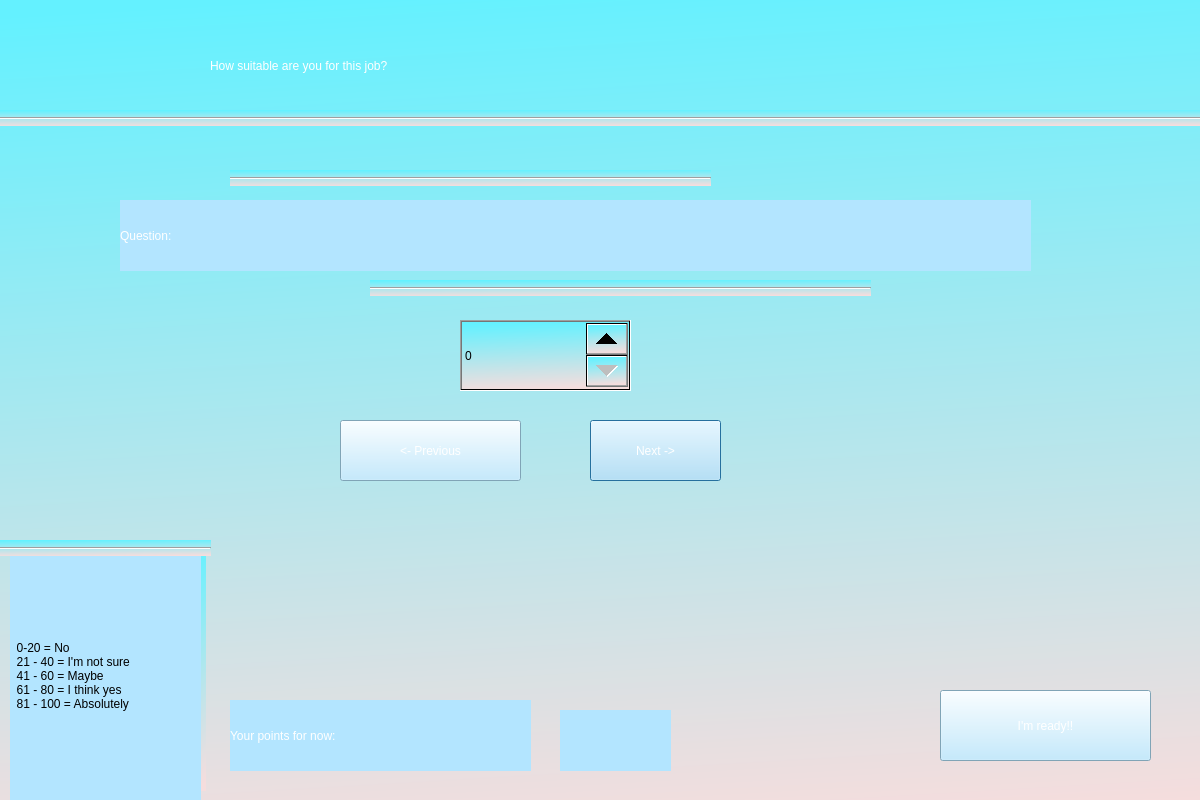
Old version of the form Skriptovi/Questions.ui in the repository xcWhy/QiuzJob.
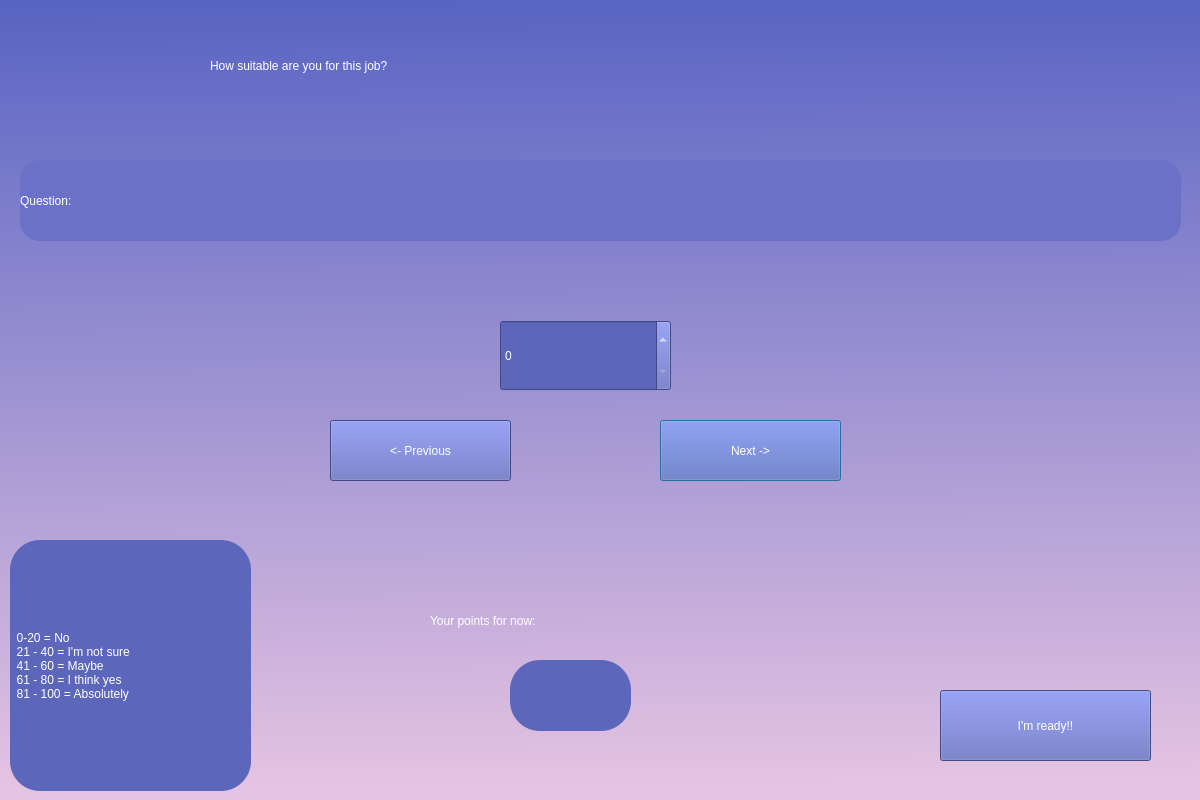
New version of the form.

What changed in the file:
```diff
--- a/Skriptovi/Questions.ui
+++ b/Skriptovi/Questions.ui
@@ -23,21 +23,8 @@
     </rect>
    </property>
    <property name="styleSheet">
-    <string notr="true">background-color: qlineargradient(spread:pad, x1:0.426, y1:0.00568182, x2:0.517, y2:1, stop:0 rgba(100, 241, 255, 255), stop:1 rgba(245, 221, 221, 255));</string>
+    <string notr="true">background-color: qlineargradient(spread:pad, x1:0.59, y1:0, x2:0.602273, y2:1, stop:0 rgba(85, 98, 194, 255), stop:0.943182 rgba(229, 195, 226, 255));</string>
    </property>
-   <widget class="Line" name="line_2">
-    <property name="geometry">
-     <rect>
-      <x>-10</x>
-      <y>130</y>
-      <width>1301</width>
-      <height>16</height>
-     </rect>
-    </property>
-    <property name="orientation">
-     <enum>Qt::Horizontal</enum>
-    </property>
-   </widget>
    <widget class="QLabel" name="label">
     <property name="geometry">
      <rect>
@@ -59,60 +46,37 @@
    <widget class="QPushButton" name="nextquestion">
     <property name="geometry">
      <rect>
-      <x>620</x>
+      <x>690</x>
       <y>440</y>
-      <width>131</width>
+      <width>181</width>
       <height>61</height>
      </rect>
     </property>
     <property name="styleSheet">
-     <string notr="true">font: 24pt &quot;MS Shell Dlg 2&quot;;
-color: rgb(255, 255, 255);
-background-color: rgb(179, 229, 255);</string>
+     <string notr="true">background-color: rgb(92, 102, 186);
+font: 24pt &quot;MS Shell Dlg 2&quot;;
+border-color: rgb(51, 58, 51);
+color: rgb(255, 255, 255);</string>
     </property>
     <property name="text">
      <string>Next -&gt;</string>
     </property>
    </widget>
-   <widget class="Line" name="line">
-    <property name="geometry">
-     <rect>
-      <x>260</x>
-      <y>190</y>
-      <width>481</width>
-      <height>16</height>
-     </rect>
-    </property>
-    <property name="orientation">
-     <enum>Qt::Horizontal</enum>
-    </property>
-   </widget>
-   <widget class="Line" name="line_3">
-    <property name="geometry">
-     <rect>
-      <x>400</x>
-      <y>300</y>
-      <width>501</width>
-      <height>16</height>
-     </rect>
-    </property>
-    <property name="orientation">
-     <enum>Qt::Horizontal</enum>
-    </property>
-   </widget>
    <widget class="QLabel" name="questions_label">
     <property name="geometry">
      <rect>
-      <x>150</x>
-      <y>220</y>
-      <width>911</width>
-      <height>71</height>
+      <x>50</x>
+      <y>180</y>
+      <width>1161</width>
+      <height>81</height>
      </rect>
     </property>
     <property name="styleSheet">
      <string notr="true">font: 24pt &quot;MS Shell Dlg 2&quot;;
+
 color: rgb(255, 255, 255);
-background-color: rgb(179, 229, 255);</string>
+background-color: rgb(107, 113, 199);
+  border-radius: 20px;</string>
     </property>
     <property name="text">
      <string>Question:</string>
@@ -121,29 +85,34 @@
    <widget class="QSpinBox" name="points">
     <property name="geometry">
      <rect>
-      <x>490</x>
+      <x>530</x>
       <y>340</y>
       <width>171</width>
       <height>71</height>
      </rect>
     </property>
     <property name="styleSheet">
-     <string notr="true">font: 20pt &quot;MS Shell Dlg 2&quot;;</string>
+     <string notr="true">background-color: rgb(92, 102, 186);
+font: 24pt &quot;MS Shell Dlg 2&quot;;
+border-color: rgb(51, 58, 51);
+color: rgb(255, 255, 255);</string>
     </property>
    </widget>
    <widget class="QLabel" name="label_2">
     <property name="geometry">
      <rect>
       <x>40</x>
-      <y>570</y>
-      <width>191</width>
+      <y>560</y>
+      <width>241</width>
       <height>251</height>
      </rect>
     </property>
     <property name="styleSheet">
-     <string notr="true">font: 12pt &quot;MS Shell Dlg 2&quot;;
+     <string notr="true">font: 16pt &quot;MS Shell Dlg 2&quot;;
 border-color: rgb(0, 0, 0);
-background-color: rgb(179, 229, 255);</string>
+background-color: rgb(92, 102, 186);
+color: rgb(255, 255, 255);
+  border-radius: 30px;</string>
     </property>
     <property name="text">
      <string>  0-20 = No
@@ -153,32 +122,6 @@
   81 - 100 = Absolutely</string>
     </property>
    </widget>
-   <widget class="Line" name="line_4">
-    <property name="geometry">
-     <rect>
-      <x>30</x>
-      <y>560</y>
-      <width>211</width>
-      <height>16</height>
-     </rect>
-    </property>
-    <property name="orientation">
-     <enum>Qt::Horizontal</enum>
-    </property>
-   </widget>
-   <widget class="Line" name="line_5">
-    <property name="geometry">
-     <rect>
-      <x>220</x>
-      <y>570</y>
-      <width>16</width>
-      <height>241</height>
-     </rect>
-    </property>
-    <property name="orientation">
-     <enum>Qt::Vertical</enum>
-    </property>
-   </widget>
    <widget class="QPushButton" name="done_btn">
     <property name="geometry">
      <rect>
@@ -191,7 +134,8 @@
     <property name="styleSheet">
      <string notr="true">font: 24pt &quot;MS Shell Dlg 2&quot;;
 color: rgb(255, 255, 255);
-background-color: rgb(179, 229, 255);</string>
+
+background-color: rgb(92, 102, 186);</string>
     </property>
     <property name="text">
      <string>I'm ready!!</string>
@@ -200,16 +144,17 @@
    <widget class="QLabel" name="label_3">
     <property name="geometry">
      <rect>
-      <x>260</x>
-      <y>720</y>
+      <x>460</x>
+      <y>600</y>
       <width>301</width>
-      <height>71</height>
+      <height>81</height>
      </rect>
     </property>
     <property name="styleSheet">
      <string notr="true">font: 24pt &quot;MS Shell Dlg 2&quot;;
+background-color: qlineargradient(spread:pad, x1:0, y1:0, x2:1, y2:0, stop:0 rgba(0, 0, 0, 0), stop:1 rgba(255, 255, 255, 0));
 color: rgb(255, 255, 255);
-background-color: rgb(179, 229, 255);</string>
+</string>
     </property>
     <property name="text">
      <string>Your points for now:</string>
@@ -218,16 +163,17 @@
    <widget class="QLabel" name="points_show">
     <property name="geometry">
      <rect>
-      <x>590</x>
-      <y>730</y>
-      <width>111</width>
-      <height>61</height>
+      <x>540</x>
+      <y>680</y>
+      <width>121</width>
+      <height>71</height>
      </rect>
     </property>
     <property name="styleSheet">
      <string notr="true">font: 24pt &quot;MS Shell Dlg 2&quot;;
+background-color: rgb(92, 102, 186);
 color: rgb(255, 255, 255);
-background-color: rgb(179, 229, 255);</string>
+  border-radius: 30px;</string>
     </property>
     <property name="text">
      <string/>
@@ -236,16 +182,17 @@
    <widget class="QPushButton" name="prevquestion">
     <property name="geometry">
      <rect>
-      <x>370</x>
+      <x>360</x>
       <y>440</y>
       <width>181</width>
       <height>61</height>
      </rect>
     </property>
     <property name="styleSheet">
-     <string notr="true">font: 24pt &quot;MS Shell Dlg 2&quot;;
-color: rgb(255, 255, 255);
-background-color: rgb(179, 229, 255);</string>
+     <string notr="true">background-color: rgb(92, 102, 186);
+font: 24pt &quot;MS Shell Dlg 2&quot;;
+border-color: rgb(51, 58, 51);
+color: rgb(255, 255, 255);</string>
     </property>
     <property name="text">
      <string>&lt;- Previous</string>
```
Left out of the diff: 14 changed lines with no effect on the pictures.
